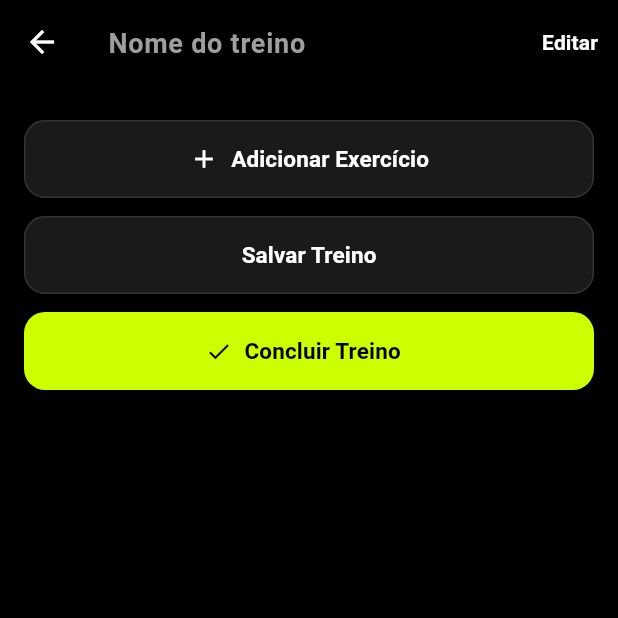
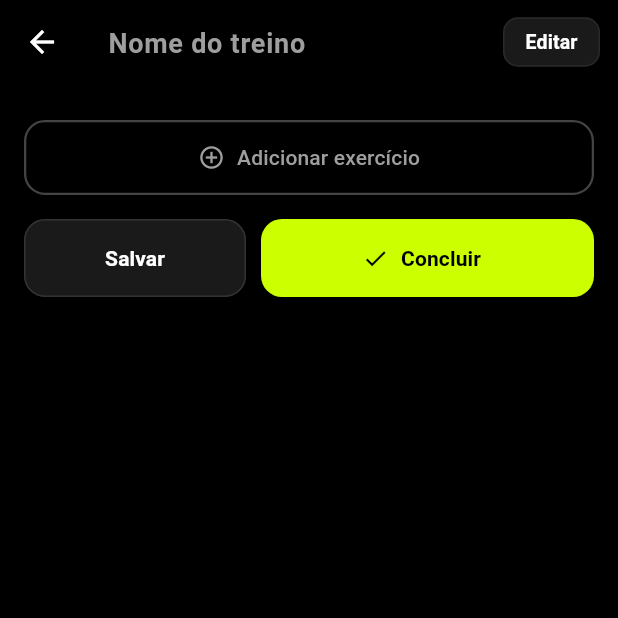
Before and after one commit to mariaed-2103/LP3-FocoFit, a Flutter app: the TreinamentoPage screen opened by its route, on a phone screen of 412 x 824 dp, the top half of it. Run offline on Flutter 3.47's test engine with Material 3 defaults, Android fonts, the phone set to English and light mode, and no system bars; our stand-ins replace cloud_firestore, firebase_auth, firebase_core; accounts and stored records are empty; Roboto replaces fonts that are missing (SFPro).

Commit message:
Redesign de layout: agrupamento de ações na AppBar, botão ⋯ nos cards de exercício, botões Salvar/Concluir lado a lado e botão de novo treino movido para o cabeçalho

```diff
--- a/lib/treinamento.dart
+++ b/lib/treinamento.dart
@@ -183,7 +183,7 @@ class _TreinamentoPageState extends State<TreinamentoPage> {
     );
   }
 
-  // ── Sincronizar exercícios no Firestore (sem validação geral) ─────────────
+  // ── Sincronizar exercícios no Firestore ───────────────────────────────────
 
   Future<void> _sincronizarFirestore({bool silencioso = false}) async {
     if (_docId == null) return;
@@ -336,17 +336,17 @@ class _TreinamentoPageState extends State<TreinamentoPage> {
   // ── Feedback ──────────────────────────────────────────────────────────────
 
   void _aviso(String msg) => ScaffoldMessenger.of(context).showSnackBar(SnackBar(
-    content: Text(msg),
-    backgroundColor: Colors.red,
+    content: Text(msg, style: const TextStyle(color: Colors.black, fontWeight: FontWeight.bold)),
+    backgroundColor:  accent,
     behavior: SnackBarBehavior.floating,
-    duration: const Duration(seconds: 2),
+    duration: const Duration(seconds: 1),
   ));
 
   void _sucesso(String msg) => ScaffoldMessenger.of(context).showSnackBar(SnackBar(
     content: Text(msg, style: const TextStyle(color: Colors.black)),
     backgroundColor: accent,
     behavior: SnackBarBehavior.floating,
-    duration: const Duration(seconds: 2),
+    duration: const Duration(seconds: 1),
   ));
 
   // ── Build ─────────────────────────────────────────────────────────────────
@@ -383,23 +383,46 @@ class _TreinamentoPageState extends State<TreinamentoPage> {
           ),
         ),
         actions: [
-          if (_docId != null)
+          Container(
+            margin: const EdgeInsets.only(right: 12),
+            padding: const EdgeInsets.symmetric(horizontal: 4, vertical: 6),
+            decoration: BoxDecoration(
+              color: Color(0xFF1A1A1A),
+              borderRadius: BorderRadius.circular(10),
+              border: Border.all(color: Color(0xFF2A2A2A)),
+            ),
+            child: Row(
+              mainAxisSize: MainAxisSize.min,
+              children: [
+                if (_docId != null) ...[
                   IconButton(
-              icon: const Icon(Icons.delete_outline, color: Colors.red),
+                    icon: const Icon(Icons.delete_outline, color: Colors.red, size: 20),
                     onPressed: _carregando ? null : _deletarTreino,
+                    padding: EdgeInsets.zero,
+                    constraints: const BoxConstraints(minWidth: 36, minHeight: 36),
+                    tooltip: 'Excluir treino',
                   ),
-          if (_exercicios.length > 1)
+                  Container(width: 1, height: 20, color: Color(0xFF2A2A2A)),
+                ],
+                if (_exercicios.length > 1) ...[
                   IconButton(
-              icon: Icon(Icons.swap_vert,
-                color: _modoReordenar ? accent : Colors.white),
+                    icon: Icon(
+                      Icons.swap_vert,
+                      color: _modoReordenar ? accent : Colors.white,
+                      size: 20,
+                    ),
                     onPressed: () => setState(() {
                       _modoReordenar = !_modoReordenar;
                       if (_modoReordenar) _modoEdicao = false;
                     }),
+                    padding: EdgeInsets.zero,
+                    constraints: const BoxConstraints(minWidth: 36, minHeight: 36),
+                    tooltip: 'Reordenar exercícios',
                   ),
+                  Container(width: 1, height: 20, color: Color(0xFF2A2A2A)),
+                ],
                 TextButton(
                   onPressed: () {
-              // bloqueia edição se não há exercícios
                     if (_exercicios.isEmpty) {
                       _aviso('Adicione ao menos um exercício para editar.');
                       return;
@@ -409,12 +432,21 @@ class _TreinamentoPageState extends State<TreinamentoPage> {
                       if (_modoEdicao) _modoReordenar = false;
                     });
                   },
+                  style: TextButton.styleFrom(
+                    padding: const EdgeInsets.symmetric(horizontal: 10),
+                    minimumSize: Size.zero,
+                    tapTargetSize: MaterialTapTargetSize.shrinkWrap,
+                  ),
                   child: Text(
-              _modoEdicao ? 'Concluir edição' : 'Editar',
+                    _modoEdicao ? 'Concluir' : 'Editar',
                     style: TextStyle(
                       color: _modoEdicao ? accent : Colors.white,
                       fontWeight: FontWeight.bold,
+                      fontSize: 13,
                     ),
+                  ),
+                ),
+              ],
             ),
           ),
         ],
@@ -432,62 +464,84 @@ class _TreinamentoPageState extends State<TreinamentoPage> {
                           : _cardVisualizacao(e.key, e.value)),
 
                       const SizedBox(height: 8),
-
                       OutlinedButton(
                         onPressed: _adicionarExercicio,
                         style: OutlinedButton.styleFrom(
-                          side: const BorderSide(color: Color(0xFF333333)),
-                          backgroundColor: bgCard,
-                          minimumSize: const Size(double.infinity, 52),
+                          side: const BorderSide(
+                            color: Color(0xFF444444),
+                            style: BorderStyle.solid,
+                            width: 1.5,
+                          ),
+                          backgroundColor: Colors.transparent,
+                          minimumSize: const Size(double.infinity, 50),
                           shape: RoundedRectangleBorder(
                             borderRadius: BorderRadius.circular(14)),
                         ),
                         child: const Row(
                           mainAxisAlignment: MainAxisAlignment.center,
                           children: [
-                            Icon(Icons.add, color: Colors.white, size: 20),
+                            Icon(Icons.add_circle_outline, color: Colors.grey, size: 18),
                             SizedBox(width: 8),
-                            Text('Adicionar Exercício',
-                              style: TextStyle(color: Colors.white,
-                                fontWeight: FontWeight.w600, fontSize: 15)),
+                            Text('Adicionar exercício',
+                              style: TextStyle(
+                                color: Colors.grey,
+                                fontWeight: FontWeight.w500,
+                                fontSize: 14,
+                              )),
                           ],
                         ),
                       ),
 
-                      const SizedBox(height: 12),
-
-                      OutlinedButton(
+                      const SizedBox(height: 16),
+                      Row(
+                        children: [
+                          Expanded(
+                            flex: 2,
+                            child: OutlinedButton(
                               onPressed: _carregando ? null : () => _salvar(),
                               style: OutlinedButton.styleFrom(
                                 side: const BorderSide(color: Color(0xFF333333)),
                                 backgroundColor: bgCard,
-                          minimumSize: const Size(double.infinity, 52),
+                                minimumSize: const Size(0, 52),
                                 shape: RoundedRectangleBorder(
                                   borderRadius: BorderRadius.circular(14)),
                               ),
-                        child: const Text('Salvar Treino',
-                          style: TextStyle(color: Colors.white,
-                            fontWeight: FontWeight.w600, fontSize: 15)),
+                              child: const Text('Salvar',
+                                style: TextStyle(
+                                  color: Colors.white,
+                                  fontWeight: FontWeight.w600,
+                                  fontSize: 14,
+                                )),
+                            ),
                           ),
 
-                      const SizedBox(height: 12),
+                          const SizedBox(width: 10),
 
-                      ElevatedButton.icon(
+                          Expanded(
+                            flex: 3,
+                            child: ElevatedButton.icon(
                               onPressed: _carregando ? null : _concluir,
                               icon: _carregando
-                            ? const SizedBox(width: 18, height: 18,
+                                  ? const SizedBox(
+                                      width: 16, height: 16,
                                       child: CircularProgressIndicator(
                                         strokeWidth: 2, color: Colors.black))
-                            : const Icon(Icons.check, color: Colors.black),
-                        label: const Text('Concluir Treino',
-                          style: TextStyle(color: Colors.black,
-                            fontWeight: FontWeight.bold, fontSize: 15)),
+                                  : const Icon(Icons.check, color: Colors.black, size: 18),
+                              label: const Text('Concluir',
+                                style: TextStyle(
+                                  color: Colors.black,
+                                  fontWeight: FontWeight.bold,
+                                  fontSize: 14,
+                                )),
                               style: ElevatedButton.styleFrom(
                                 backgroundColor: accent,
-                          minimumSize: const Size(double.infinity, 52),
+                                minimumSize: const Size(0, 52),
                                 shape: RoundedRectangleBorder(
                                   borderRadius: BorderRadius.circular(14)),
                               ),
+                            ),
+                          ),
+                        ],
                       ),
 
                       const SizedBox(height: 24),
@@ -499,7 +553,7 @@ class _TreinamentoPageState extends State<TreinamentoPage> {
     );
   }
 
-  // ── Lista reordenável ─────────────────────────────────────────────────────
+  // ── Lista reordenável ──────────────────────────────────────
 
   Widget _listaReordenavel() {
     return ReorderableListView.builder(
@@ -548,8 +602,6 @@ class _TreinamentoPageState extends State<TreinamentoPage> {
     );
   }
 
-  // ── Card visualização ─────────────────────────────────────────────────────
-
   Widget _cardVisualizacao(int index, Map<String, dynamic> ex) {
     final nome = (ex['nome'] as TextEditingController).text;
     final series = (ex['series'] as TextEditingController).text;
@@ -594,25 +646,51 @@ class _TreinamentoPageState extends State<TreinamentoPage> {
               ],
             ),
           ),
-          IconButton(
-            icon: const Icon(Icons.edit_outlined, color: Colors.grey, size: 20),
-            onPressed: () => _editarExercicio(index),
-            padding: EdgeInsets.zero,
-            constraints: const BoxConstraints(),
+          PopupMenuButton<String>(
+            onSelected: (value) {
+              if (value == 'editar') _editarExercicio(index);
+              if (value == 'excluir') _removerExercicio(index);
+            },
+            color: const Color(0xFF2A2A2A),
+            shape: RoundedRectangleBorder(borderRadius: BorderRadius.circular(10)),
+            icon: Container(
+              width: 30,
+              height: 30,
+              decoration: BoxDecoration(
+                color: Color(0xFF2A2A2A),
+                borderRadius: BorderRadius.circular(8),
               ),
-          const SizedBox(width: 8),
-          IconButton(
-            icon: const Icon(Icons.delete_outline, color: Colors.red, size: 20),
-            onPressed: () => _removerExercicio(index),
-            padding: EdgeInsets.zero,
-            constraints: const BoxConstraints(),
+              child: const Icon(Icons.more_horiz, color: Colors.grey, size: 18),
+            ),
+            itemBuilder: (ctx) => [
+              const PopupMenuItem(
+                value: 'editar',
+                child: Row(
+                  children: [
+                    Icon(Icons.edit_outlined, color: Colors.white, size: 18),
+                    SizedBox(width: 10),
+                    Text('Editar', style: TextStyle(color: Colors.white, fontSize: 14)),
+                  ],
+                ),
+              ),
+              const PopupMenuItem(
+                value: 'excluir',
+                child: Row(
+                  children: [
+                    Icon(Icons.delete_outline, color: Colors.red, size: 18),
+                    SizedBox(width: 10),
+                    Text('Excluir', style: TextStyle(color: Colors.red, fontSize: 14)),
+                  ],
+                ),
+              ),
+            ],
           ),
         ],
       ),
     );
   }
 
-  // ── Card edição geral ─────────────────────────────────────────────────────
+  // ── Card edição geral ──────────────────────────────────────
 
   Widget _cardEdicao(int index, Map<String, dynamic> ex) {
     return Container(
```
Also changed, not shown: lib/inicio.dart (+44 -39 lines). Lines whose indentation alone changed are shown as unchanged.
